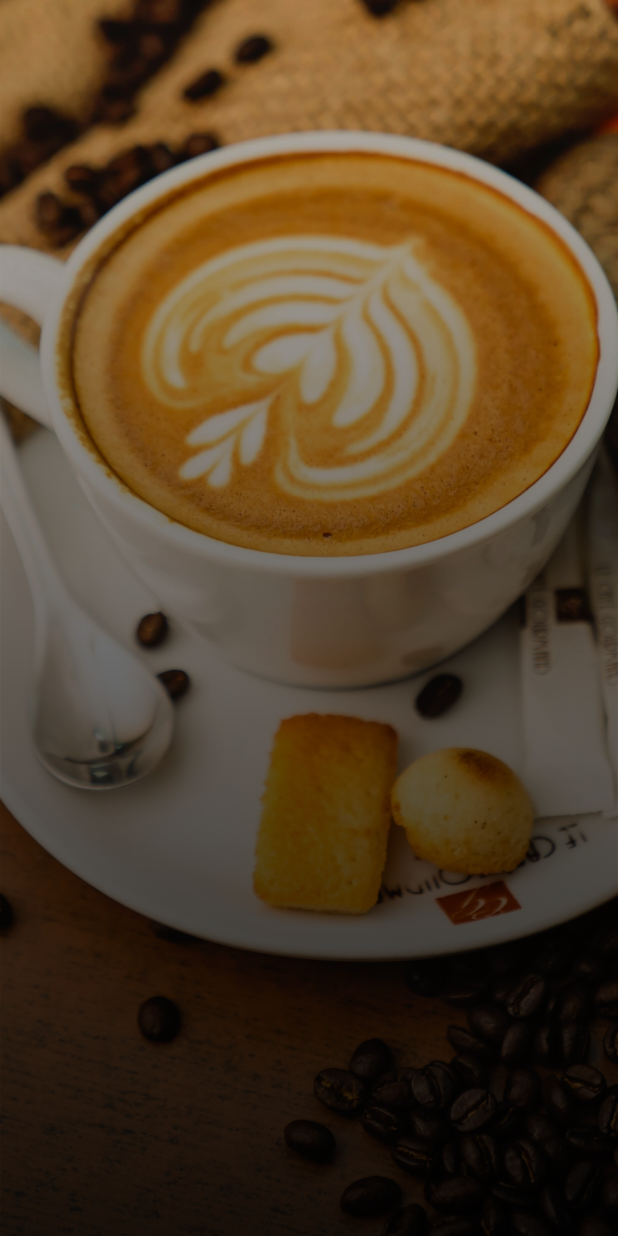
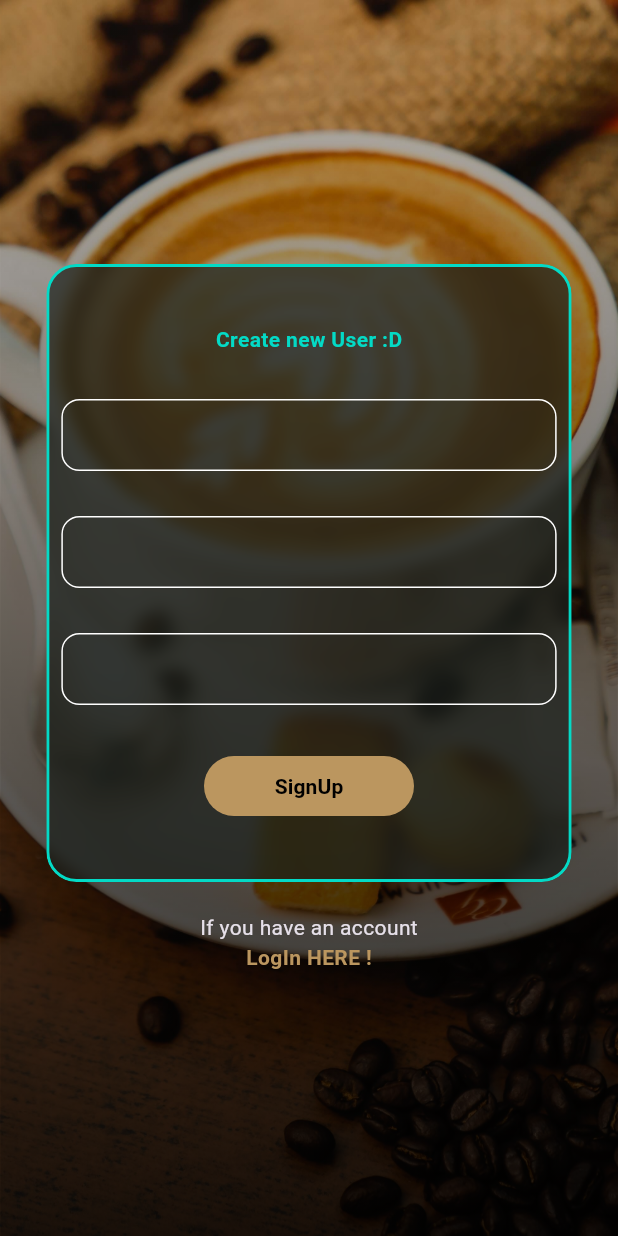
Before and after one commit to NathanDraco22/coffee-app, a Flutter app: the screen it shows after launch, swiped to page 2, on a phone screen of 412 x 824 dp. Run offline on Flutter 3.47's test engine with Material 2 defaults, Android fonts, the phone set to English and light mode, and no system bars.

Commit message:
Mediator, Navigation and Register Page Added

```diff
--- /dev/null
+++ b/lib/src/login/presentation/login_mediator.dart
@@ -0,0 +1,22 @@
+import 'package:flutter/material.dart';
+
+
+
+class LoginMediator extends InheritedWidget {
+  const LoginMediator({
+    super.key,
+    required Widget child,
+    required this.pageController,
+  }) : super(child: child);
+
+  final PageController pageController;
+
+  static LoginMediator of(BuildContext context) {
+    return context.dependOnInheritedWidgetOfExactType<LoginMediator>()!;
+  }
+
+  @override
+  bool updateShouldNotify(LoginMediator oldWidget) {
+    return false;
+  }
+}
--- a/lib/src/login/presentation/login_page_view.dart
+++ b/lib/src/login/presentation/login_page_view.dart
@@ -1,6 +1,8 @@
 import 'package:app_coffee/src/login/presentation/login_screen.dart';
 import 'package:app_coffee/src/login/presentation/register_screen.dart';
 import 'package:flutter/material.dart';
+
+import 'login_mediator.dart';
 
 class LoginPageView extends StatelessWidget {
   const LoginPageView({super.key});
@@ -22,23 +24,3 @@ class LoginPageView extends StatelessWidget {
     );
   }
 }
-
-
-class LoginMediator extends InheritedWidget {
-  const LoginMediator({
-    super.key,
-    required Widget child,
-    required this.pageController,
-  }) : super(child: child);
-
-  final PageController pageController;
-
-  static LoginMediator of(BuildContext context) {
-    return context.dependOnInheritedWidgetOfExactType<LoginMediator>()!;
-  }
-
-  @override
-  bool updateShouldNotify(LoginMediator oldWidget) {
-    return false;
-  }
-}
--- a/lib/src/login/presentation/login_screen.dart
+++ b/lib/src/login/presentation/login_screen.dart
@@ -3,7 +3,8 @@ import 'package:loading_button/loading_button.dart';
 
 import '../widgets/background_coffee_image.dart';
 import '../widgets/blur_box.dart';
-import 'login_page_view.dart';
+import 'login_mediator.dart';
+
 
 class LoginScreen extends StatelessWidget {
   const LoginScreen({super.key});
@@ -83,7 +84,7 @@ class _CreateAccountWidget extends StatelessWidget {
 
   @override
   Widget build(BuildContext context) {
-    final PageController pageController = LoginMediator.of(context).pageController;
+    final pageController = LoginMediator.of(context).pageController;
     return Column(
       mainAxisSize: MainAxisSize.min,
       children: [
--- a/lib/src/login/presentation/register_screen.dart
+++ b/lib/src/login/presentation/register_screen.dart
@@ -1,6 +1,9 @@
 import 'package:flutter/material.dart';
+import 'package:loading_button/loading_button.dart';
 
 import '../widgets/background_coffee_image.dart';
+import '../widgets/blur_box.dart';
+import 'login_mediator.dart';
 
 class RegisterScreen extends StatelessWidget {
   const RegisterScreen({super.key});
@@ -15,9 +18,9 @@ class RegisterScreen extends StatelessWidget {
               alignment: Alignment.center,
               children: const[
                 BackgroundCoffeeImage("assets/images/coffee-intro.jpg"),
-                // Positioned(
-                //   child: _LoginForm()
-                // )
+                Positioned(
+                  child: _RegisterForm()
+                )
               ],
             ),
           ],
@@ -26,3 +29,83 @@ class RegisterScreen extends StatelessWidget {
     );
   }
 }
+
+
+
+
+class _RegisterForm extends StatelessWidget {
+  const _RegisterForm();
+
+  @override
+  Widget build(BuildContext context) {
+    return Column(
+      children: [
+        BlurBox(
+          child: Padding(
+            padding: const EdgeInsets.all(8.0),
+            child: Column(
+              mainAxisAlignment: MainAxisAlignment.spaceEvenly,
+              children: [
+                Text(
+                  "Create new User :D",
+                  style: TextStyle(
+                    fontWeight: FontWeight.bold,
+                    color: Theme.of(context).colorScheme.secondary
+                  ),
+                ),
+                const TextField(),
+                const TextField(),
+                const TextField(),
+                LinearLoadingButton(
+                  onPressed: (setLoading) async{
+                    setLoading(true);
+                    await Future.delayed(const Duration(seconds: 2));
+                    setLoading(false);
+                  },
+                  child: const Text(
+                    "SignUp",
+                    style: TextStyle(
+                      fontWeight: FontWeight.bold
+                    ),
+                  ),
+                )
+              ],
+            ),
+          ),
+        ),
+
+        const SizedBox(height: 20,),
+        const _CreateAccountWidget()
+
+      ],
+    );
+  }
+}
+
+class _CreateAccountWidget extends StatelessWidget {
+  const _CreateAccountWidget();
+
+  @override
+  Widget build(BuildContext context) {
+    final pageController = LoginMediator.of(context).pageController;
+    return Column(
+      mainAxisSize: MainAxisSize.min,
+      children: [
+        const Text("If you have an account"),
+        GestureDetector(
+          onTap: () =>
+            pageController.animateToPage(0,
+              duration: const Duration(milliseconds: 500),
+              curve: Curves.linearToEaseOut),
+          child: Text(
+            "LogIn HERE !",
+            style: TextStyle(
+              fontWeight: FontWeight.bold,
+              color: Theme.of(context).colorScheme.primary
+            ),
+          ),
+        )
+      ],
+    );
+  }
+}
```
